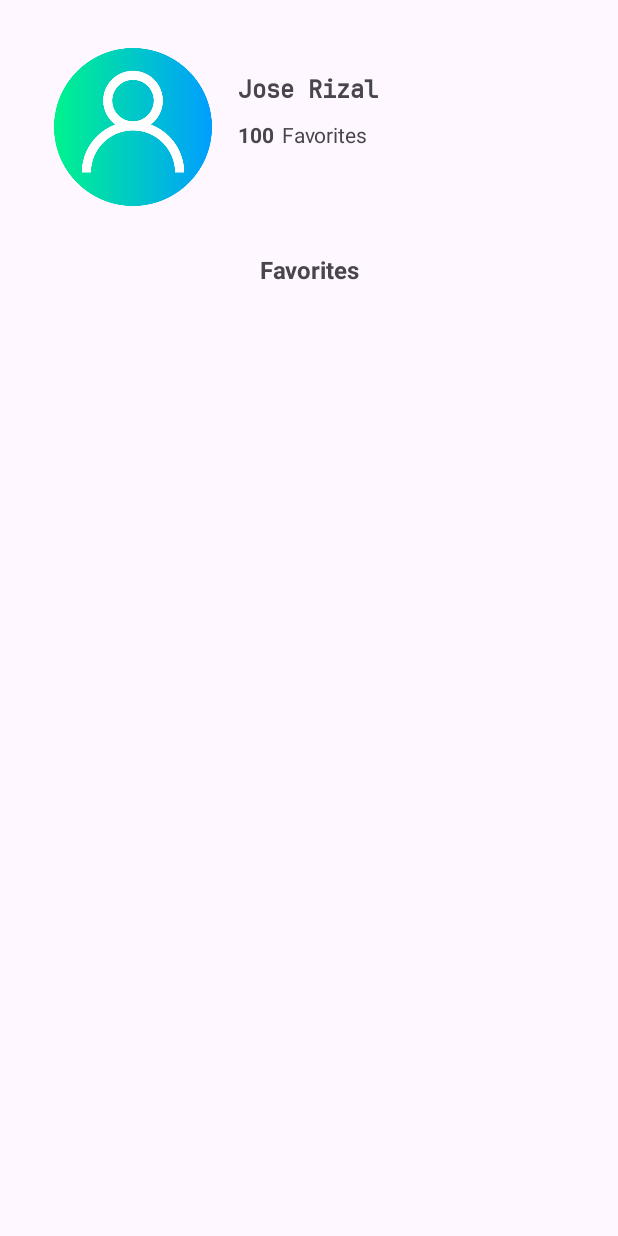
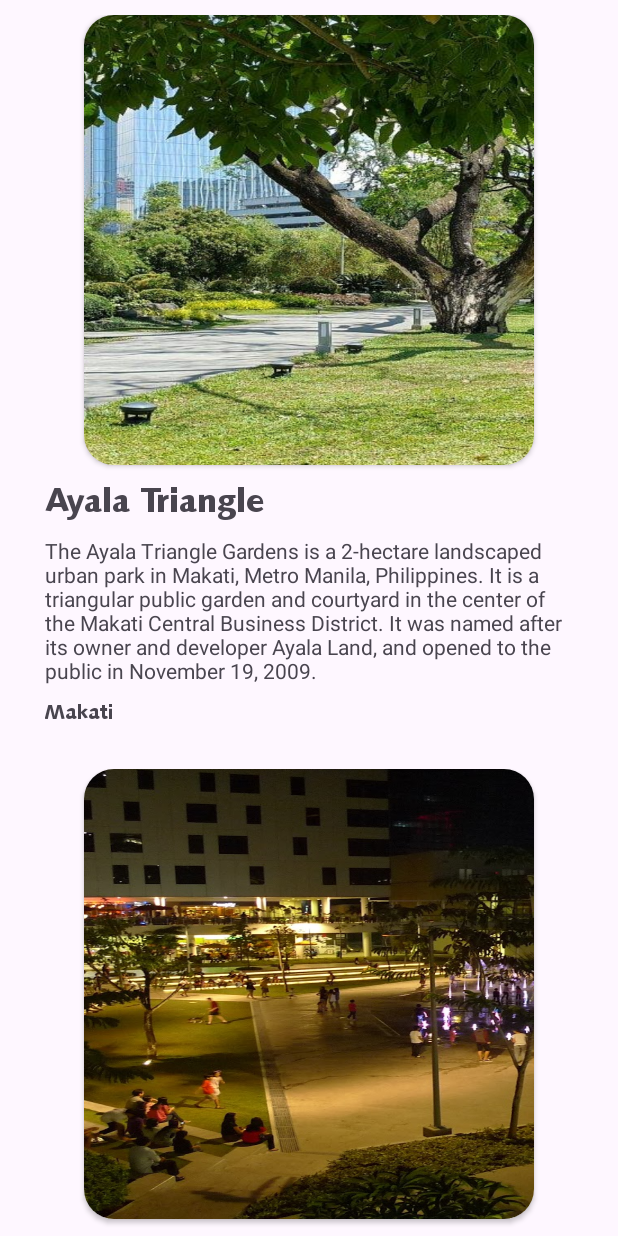
Before and after one commit to CodeKiyo/phexplore, an Android app: the UserPage screen opened directly, with no data from a screen before it, on a phone screen of 412 x 824 dp. Run offline under Robolectric (Android 15) with nearby library versions, the light colour scheme and no system bars.

Commit message:
update: user page, connect vertical recycler

```diff
--- a/app/src/main/java/com/mobdeve/phexplore/DataGenerator.kt
+++ b/app/src/main/java/com/mobdeve/phexplore/DataGenerator.kt
@@ -10,14 +10,14 @@
                     "the Makati Central Business District. It was named after its owner and " +
                     "developer Ayala Land, and opened to the public in November 19, 2009.",
                 R.drawable.userpage_ayalatriangle_img,
-                "Makati"))
+                "Makati", "Test Category"))
             data.add(DestinationModel("BGC","Bonifacio Global City is a " +
                     "financial business district in Taguig, Metro Manila, Philippines. It is " +
                     "located 11 kilometers southeast of the capital city of Manila. The district " +
                     "experienced commercial growth following the sale of a 440 ha military base at " +
                     "Fort Bonifacio by the Bases Conversion and Development Authority.",
                     R.drawable.userpage_bgc_img,
-                "Makati"))
+                "Makati", "Test Category"))
             data.add(DestinationModel("Intramuros","Old-world Intramuros is " +
                     "home to Spanish-era landmarks like Fort Santiago, with a large stone gate and " +
                     "a shrine to national hero José Rizal. The ornate Manila Cathedral houses " +
@@ -26,11 +26,11 @@
                     "fill Casa Manila museum, and horse-drawn carriages (kalesa) ply the area’s " +
                     "cobblestone streets. ",
                 R.drawable.userpage_intramuros_img,
-                "Manila"))
+                "Manila", "Test Category"))
             data.add(DestinationModel("Tinuhog ni Benny","GRILLING DELICIOUS " +
                     "AND AFFORDABLE DISHES SINCE 2006!\n",
                 R.drawable.userpage_tinuhog_img,
-                "Manila"))
+                "Manila", "Test Category"))
             return data
         }
     }
--- a/app/src/main/java/com/mobdeve/phexplore/DestinationModel.kt
+++ b/app/src/main/java/com/mobdeve/phexplore/DestinationModel.kt
@@ -1,6 +1,6 @@
 package com.mobdeve.phexplore
 
-class DestinationModel(destName: String, destDescription: String, destImage: Int, destCity: String) {
+class DestinationModel(destName: String, destDescription: String, destImage: Int, destCity: String, destCategory: String) {
     var destName = destName
         private set
     var destImage = destImage
@@ -10,12 +10,15 @@
         private set
     var destCity = destCity
         private set
+    var destCategory = destCategory
+        private set
     override fun toString(): String {
         return "DestinationModel{" +
                 "destName='" + destName + '\'' +
                 ", destDescription='" + destDescription +
                 ", destImage=" + destImage +
                 ", destCity=" + destCity +
+                ", destCategory=" + destCategory +
                 '}'
     }
 }
--- a/app/src/main/java/com/mobdeve/phexplore/HomeMenuViewActivity.kt
+++ b/app/src/main/java/com/mobdeve/phexplore/HomeMenuViewActivity.kt
@@ -1,5 +1,6 @@
 package com.mobdeve.phexplore
 
+import android.content.Intent
 import android.os.Bundle
 import androidx.appcompat.app.AppCompatActivity
 import androidx.recyclerview.widget.LinearLayoutManager
@@ -38,5 +39,11 @@
         val snapHelper = PagerSnapHelper()
         snapHelper.attachToRecyclerView(mainmenuPage.horizontalRecyclerView)
 
+        //attach clicklistener to user picture
+        mainmenuPage.userDp.setOnClickListener {
+            val intent = Intent(this, UserPage::class.java)
+            startActivity(intent)
+        }
+
     }
 }
--- /dev/null
+++ b/app/src/main/java/com/mobdeve/phexplore/UserModel.kt
@@ -0,0 +1,15 @@
+package com.mobdeve.phexplore
+
+//setup for mco3
+class UserModel {
+    private lateinit var username: String
+    private lateinit var password: String
+    private lateinit var email: String
+    private var profilePicture: Int = 0
+    private var likedDestinations: ArrayList<DestinationModel> = ArrayList<DestinationModel>()
+    private var recentDestinations: ArrayList<DestinationModel> = ArrayList<DestinationModel>()
+
+
+
+
+}
--- a/app/src/main/java/com/mobdeve/phexplore/UserPage.kt
+++ b/app/src/main/java/com/mobdeve/phexplore/UserPage.kt
@@ -2,6 +2,7 @@
 
 import androidx.appcompat.app.AppCompatActivity
 import android.os.Bundle
+import androidx.recyclerview.widget.LinearLayoutManager
 import com.mobdeve.phexplore.databinding.ActivityUserPageBinding
 
 class UserPage : AppCompatActivity() {
@@ -10,7 +11,10 @@
     override fun onCreate(savedInstanceState: Bundle?) {
         super.onCreate(savedInstanceState)
         usermenuPage = ActivityUserPageBinding.inflate(layoutInflater)
-
+        usermenuPage.favoriteRecyclerView.adapter = DestinationAdapter(DataGenerator.loadData(),1)
+        usermenuPage.favoriteRecyclerView.layoutManager = LinearLayoutManager(this,LinearLayoutManager.VERTICAL,false)
+        usermenuPage.favoriteRecyclerView.isNestedScrollingEnabled = false
+        usermenuPage.favoriteRecyclerView.setHasFixedSize(false)
         setContentView(usermenuPage.root)
     }
 }
--- a/app/src/main/res/layout/activity_user_page.xml
+++ b/app/src/main/res/layout/activity_user_page.xml
@@ -1,5 +1,5 @@
 <?xml version="1.0" encoding="utf-8"?>
-<androidx.constraintlayout.widget.ConstraintLayout xmlns:android="http://schemas.android.com/apk/res/android"
+<androidx.core.widget.NestedScrollView xmlns:android="http://schemas.android.com/apk/res/android"
     xmlns:app="http://schemas.android.com/apk/res-auto"
     xmlns:tools="http://schemas.android.com/tools"
     android:id="@+id/contraintLayout"
@@ -8,70 +8,78 @@
     tools:context=".UserPage">
 
 
+    <LinearLayout
+        android:layout_width="match_parent"
+        android:layout_height="wrap_content"
+        android:orientation="vertical"
+        android:gravity="center">
+        <LinearLayout
+            android:layout_width="match_parent"
+            android:layout_height="wrap_content"
+            android:gravity="center"
+            android:layout_marginTop="20dp">
             <ImageView
                 android:id="@+id/user_dp"
-        android:layout_width="109dp"
-        android:layout_height="105dp"
-        android:layout_marginStart="34dp"
-        android:layout_marginTop="32dp"
-        android:adjustViewBounds="true"
-        app:layout_constraintStart_toStartOf="parent"
-        app:layout_constraintTop_toTopOf="parent"
+                android:layout_width="100dp"
+                android:layout_height="100dp"
                 app:srcCompat="@drawable/signup_user_icon" />
-
+            <LinearLayout
+                android:layout_width="wrap_content"
+                android:layout_height="wrap_content"
+                android:orientation="vertical"
+                android:gravity="left"
+                android:layout_marginStart="20dp">
                 <TextView
                     android:id="@+id/username"
                     android:layout_width="wrap_content"
                     android:layout_height="wrap_content"
-        android:layout_marginStart="15dp"
-        android:layout_marginTop="15dp"
                     android:fontFamily="@font/jetbrainsmono_medium"
                     android:text="Jose Rizal"
                     android:textSize="16sp"
-        android:textStyle="bold"
-        app:layout_constraintStart_toEndOf="@+id/user_dp"
-        app:layout_constraintTop_toTopOf="@+id/user_dp" />
-
-    <TextView
-        android:id="@+id/textView"
-        android:layout_width="wrap_content"
+                    android:textStyle="bold" />
+                <LinearLayout
+                    android:layout_width="match_parent"
                     android:layout_height="wrap_content"
-        android:layout_marginStart="5dp"
-        android:layout_marginTop="8dp"
-        android:text="Favorites"
-        app:layout_constraintStart_toEndOf="@+id/user_favorites_count"
-        app:layout_constraintTop_toBottomOf="@+id/username" />
+                    android:gravity="left"
+                    >
 
                     <TextView
                         android:id="@+id/user_favorites_count"
                         android:layout_width="wrap_content"
                         android:layout_height="wrap_content"
-        android:layout_marginStart="15dp"
-        android:layout_marginTop="8dp"
                         android:text="100"
                         android:textStyle="bold"
-        app:layout_constraintStart_toEndOf="@+id/user_dp"
-        app:layout_constraintTop_toBottomOf="@+id/username" />
+                        android:layout_marginRight="10dp"/>
+                    <TextView
+                        android:id="@+id/textView"
+                        android:layout_width="wrap_content"
+                        android:layout_height="wrap_content"
+                        android:text="Favorites" />
+                </LinearLayout>
+
+            </LinearLayout>
+
+
+        </LinearLayout>
+
 
         <TextView
             android:id="@+id/textView3"
-        android:layout_width="0dp"
+            android:layout_width="wrap_content"
             android:layout_height="wrap_content"
             android:layout_marginTop="31dp"
             android:text="Favorites"
             android:textAlignment="center"
             android:textSize="16sp"
-        android:textStyle="bold"
-        app:layout_constraintEnd_toEndOf="parent"
-        app:layout_constraintStart_toStartOf="parent"
-        app:layout_constraintTop_toBottomOf="@+id/user_dp" />
+            android:textStyle="bold" />
 
         <androidx.recyclerview.widget.RecyclerView
             android:id="@+id/favoriteRecyclerView"
-        android:layout_width="409dp"
-        android:layout_height="539dp"
-        tools:layout_editor_absoluteX="1dp"
-        tools:layout_editor_absoluteY="191dp" />
-
-
-</androidx.constraintlayout.widget.ConstraintLayout>
+            android:layout_width="wrap_content"
+            android:layout_height="wrap_content"
+            android:layout_marginHorizontal="30dp"
+            android:layout_marginVertical="10dp"
+            android:layout_gravity="center"
+            />
+    </LinearLayout>
+</androidx.core.widget.NestedScrollView>
```
Lines whose indentation alone changed are shown as unchanged.
